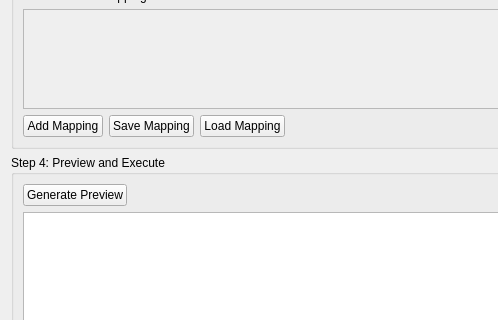
Old version of the form ui/datasync_dialog.ui in the repository lukaskucinski/datasync-plugin; both pictures show x 0 to 498 and y 273 to 593 of the 800 by 734 pixel window.
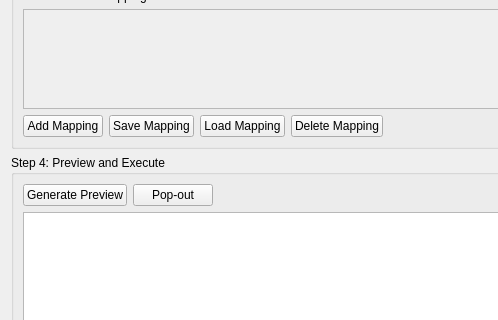
New version of the form.

Commit message:
Add pop-out preview and delete mapping features
- Add PreviewDialog class for larger, resizable preview window
- Add Pop-out button next to Generate Preview
- Add Delete Mapping button to remove saved mappings
- Both features include proper validation and user feedback

Patch:
```diff
--- a/ui/datasync_dialog.ui
+++ b/ui/datasync_dialog.ui
@@ -208,6 +208,13 @@
           </property>
          </widget>
         </item>
+        <item>
+         <widget class="QPushButton" name="btnDeleteMapping">
+          <property name="text">
+           <string>Delete Mapping</string>
+          </property>
+         </widget>
+        </item>
         <item>
          <spacer name="horizontalSpacer_2">
           <property name="orientation">
@@ -241,6 +248,13 @@
           </property>
          </widget>
         </item>
+        <item>
+         <widget class="QPushButton" name="btnPopout">
+          <property name="text">
+           <string>Pop-out</string>
+          </property>
+         </widget>
+        </item>
         <item>
          <widget class="QLabel" name="labelSummary">
           <property name="text">
```
The commit also changes 1 other file.
